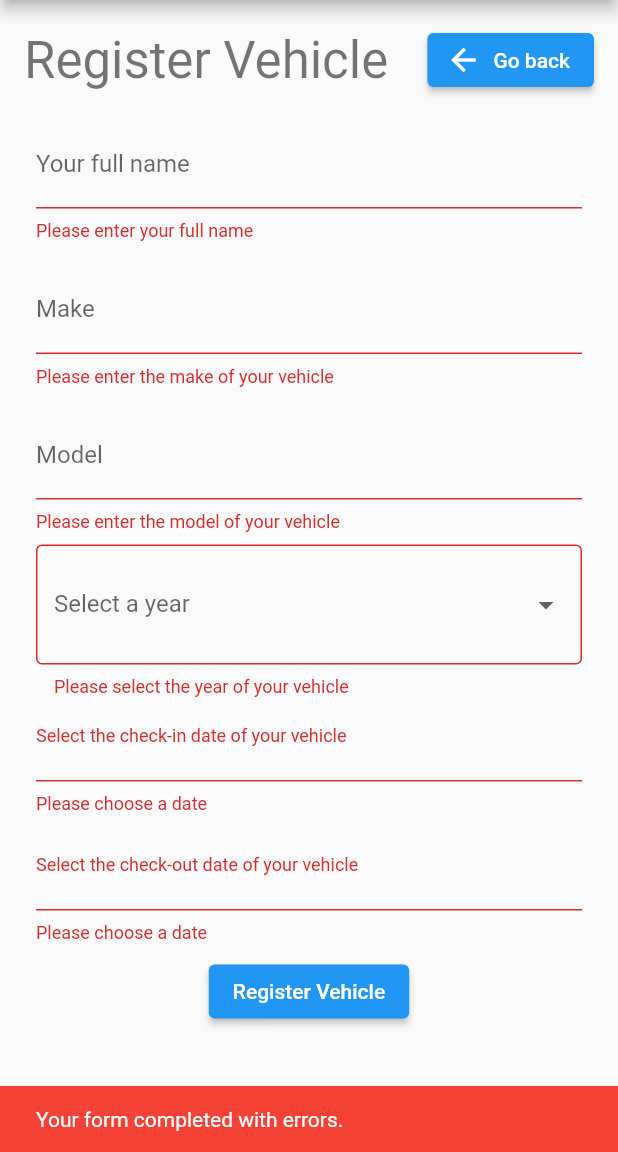
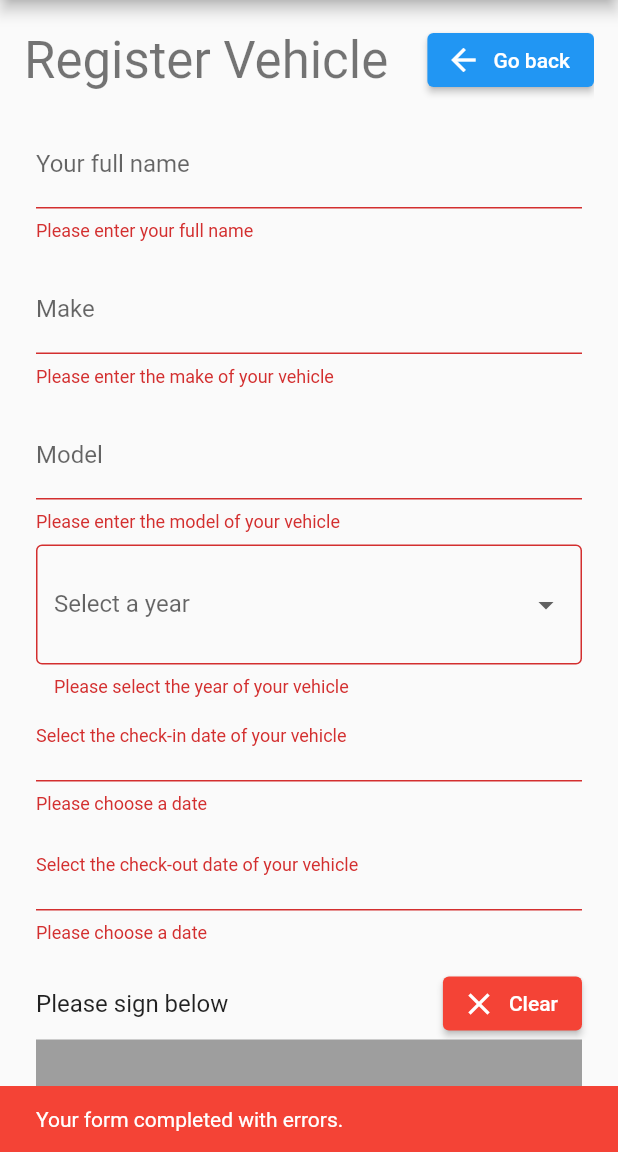
Before and after one commit to bmclachlin1/Parky, a Flutter app: the AddVehiclePage screen opened by its route, after a tap on "Register Vehicle", on a phone screen of 412 x 824 dp, the part 84-1236 px from its top. Run offline on Flutter 3.47's test engine with Material 2 defaults, Android fonts, the phone set to English and light mode, and no system bars; drawn by our look-alikes of signature; our stand-ins replace cloud_firestore, firebase_auth, firebase_core, flutter_dotenv; missing offline and left inert: firebase_ui_auth, firebase_ui_oauth_google; accounts and stored records are empty; generated files the repository leaves out were written again.

Commit message:
Force user to sign when registering a vehicle

```diff
--- a/lib/components/add_vehicle_form.dart
+++ b/lib/components/add_vehicle_form.dart
@@ -1,6 +1,7 @@
 import 'package:cloud_firestore/cloud_firestore.dart';
 import 'package:firebase_auth/firebase_auth.dart';
 import 'package:flutter/material.dart';
+import 'package:signature/signature.dart';
 
 import '../helpers/form_helpers.dart';
 
@@ -16,6 +17,13 @@ class _AddVehicleFormState extends State<AddVehicleForm> {
 
   final DateTime _curr = DateTime.now();
 
+  final _signatureController = SignatureController(
+    penStrokeWidth: 1,
+    penColor: Colors.black,
+    exportBackgroundColor: Colors.transparent,
+    exportPenColor: Colors.black,
+  );
+
   String? _make;
   String? _model;
   String? _userDisplayName;
@@ -23,9 +31,17 @@ class _AddVehicleFormState extends State<AddVehicleForm> {
   DateTime? _checkInDate;
   DateTime? _checkOutDate;
 
-  void _addVehicle() {
+  void _addVehicle() async {
     if (_formKey.currentState!.validate()) {
+      if (_signatureController.isEmpty) {
+        ScaffoldMessenger.of(context).showSnackBar(const SnackBar(
+            backgroundColor: Colors.red,
+            content: Text("You need to provide a signature.")));
+        return;
+      }
       _formKey.currentState!.save();
+
+      final signatureAsBytes = await _signatureController.toPngBytes();
       FirebaseFirestore.instance.collection("vehicles").add({
         "make": _make,
         "model": _model,
@@ -33,19 +49,29 @@ class _AddVehicleFormState extends State<AddVehicleForm> {
         "checkInDate": _checkInDate,
         "checkOutDate": _checkOutDate,
         "userId": FirebaseAuth.instance.currentUser?.uid,
-        "userDisplayName": _userDisplayName
+        "userDisplayName": _userDisplayName,
+        "signatureBytes": signatureAsBytes
       });
-      const successMsg = SnackBar(
+
+      // see [https://stackoverflow.com/questions/68871880/do-not-use-buildcontexts-across-async-gaps]
+      // for why we check if context is mounted
+      if (!context.mounted) return;
+
+      ScaffoldMessenger.of(context).showSnackBar(const SnackBar(
           backgroundColor: Colors.green,
-          content: Text("Successfully added vehicle!"));
-      ScaffoldMessenger.of(context).showSnackBar(successMsg);
+          content: Text("Successfully added vehicle!")));
       Navigator.of(context).pop();
     } else {
-      const errorMsg = SnackBar(
+      ScaffoldMessenger.of(context).showSnackBar(const SnackBar(
           backgroundColor: Colors.red,
-          content: Text("Your form completed with errors."));
-      ScaffoldMessenger.of(context).showSnackBar(errorMsg);
+          content: Text("Your form completed with errors.")));
     }
+  }
+
+  @override
+  void dispose() {
+    _signatureController.dispose();
+    super.dispose();
   }
 
   @override
@@ -96,7 +122,7 @@ class _AddVehicleFormState extends State<AddVehicleForm> {
               },
             ),
             DropdownButtonFormField<int>(
-              padding: EdgeInsets.symmetric(vertical: 8.0),
+              padding: const EdgeInsets.symmetric(vertical: 8.0),
               items: FormValidators.generateYearsForDropdown()
                   .map((int year) => DropdownMenuItem(
                       value: year, child: Text(year.toString())))
@@ -181,6 +207,33 @@ class _AddVehicleFormState extends State<AddVehicleForm> {
                                 : null));
                   }),
             ),
+            Container(
+              padding: const EdgeInsets.symmetric(vertical: 8.0),
+              child: Column(
+                children: [
+                  Row(
+                    mainAxisAlignment: MainAxisAlignment.spaceBetween,
+                    children: [
+                      Text("Please sign below",
+                          style: Theme.of(context).textTheme.titleMedium),
+                      ElevatedButton.icon(
+                          style: ElevatedButton.styleFrom(
+                              backgroundColor: Colors.red),
+                          onPressed: () {
+                            _signatureController.clear();
+                          },
+                          icon: const Icon(Icons.clear),
+                          label: const Text("Clear"))
+                    ],
+                  ),
+                  Signature(
+                      key: const Key('signature'),
+                      controller: _signatureController,
+                      backgroundColor: Colors.grey,
+                      height: 100),
+                ],
+              ),
+            ),
             ElevatedButton(
                 onPressed: _addVehicle, child: const Text("Register Vehicle"))
           ],
--- a/pubspec.yaml
+++ b/pubspec.yaml
@@ -42,6 +42,7 @@ dependencies:
   intl: ^0.18.1
   firebase_ui_auth: ^1.4.0
   firebase_ui_oauth_google: ^1.0.21
+  signature: ^5.4.0
 
 dev_dependencies:
   flutter_test:
```
Also changed, not shown: lib/navigation/route_generator.dart (+0 -11 lines), pubspec.lock.
